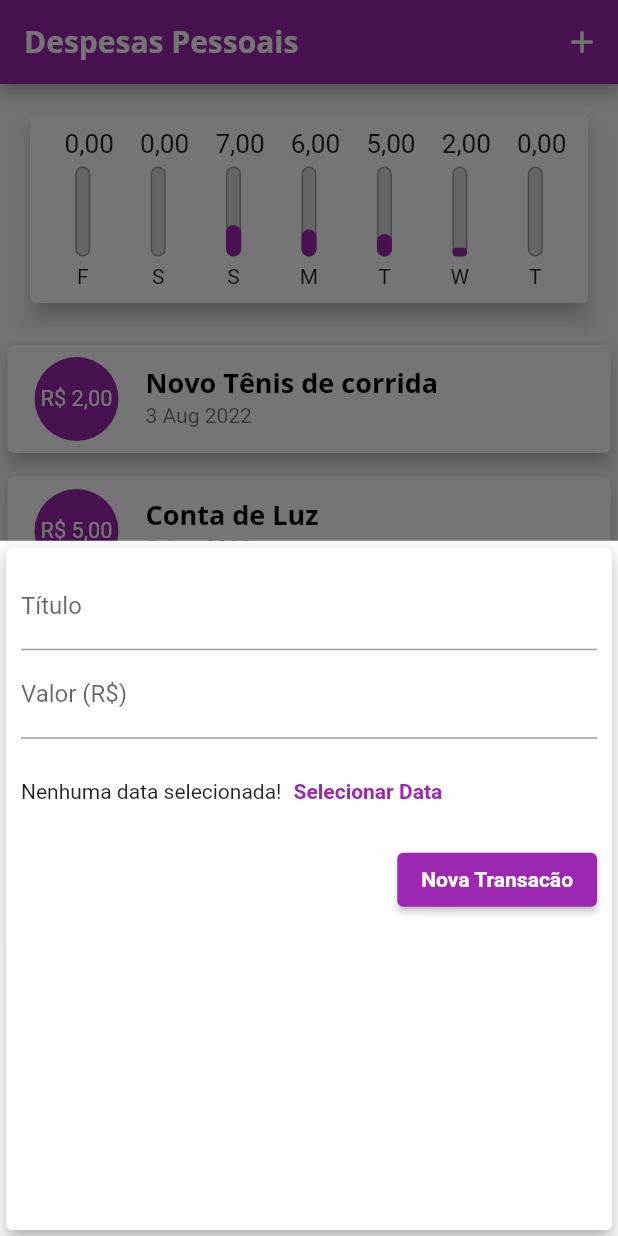
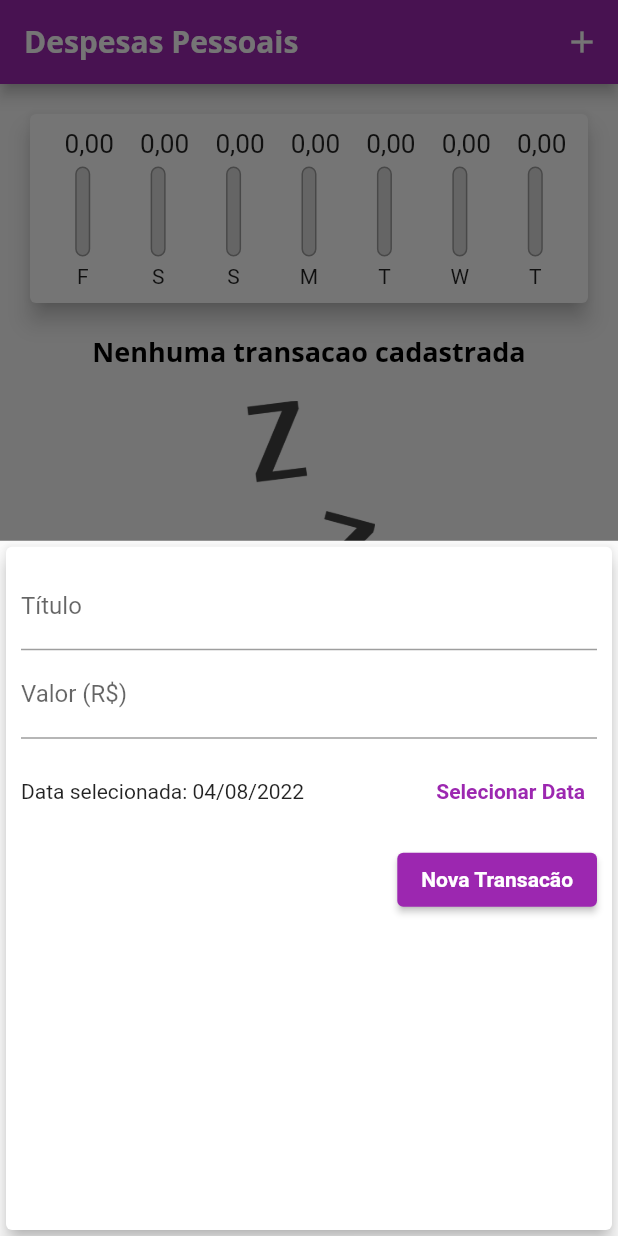
Before and after one commit to codedemonbr/expenses-flutter, a Flutter app: the screen it shows after launch, after a tap on the "add" icon, on a phone screen of 412 x 824 dp. Run offline on Flutter 3.47's test engine with Material 2 defaults, Android fonts, the phone set to English and light mode, and no system bars.

Commit message:
133.transacao com Data

```diff
--- a/lib/components/chart.dart
+++ b/lib/components/chart.dart
@@ -54,7 +54,7 @@ class Chart extends StatelessWidget {
               child: ChartBar(
                 label: tr['day'].toString(),
                 value: value,
-                percentage: value / _weekTotalValue,
+                percentage: _weekTotalValue == 0 ? 0 : value / _weekTotalValue,
               ),
             );
           }).toList(),
--- a/lib/components/transaction_form.dart
+++ b/lib/components/transaction_form.dart
@@ -1,7 +1,8 @@
 import 'package:flutter/material.dart';
+import 'package:intl/intl.dart';
 
 class TransactionForm extends StatefulWidget {
-  final void Function(String, double) onSubmit;
+  final void Function(String, double, DateTime) onSubmit;
 
   TransactionForm(this.onSubmit, {Key? key}) : super(key: key);
 
@@ -10,19 +11,37 @@ class TransactionForm extends StatefulWidget {
 }
 
 class _TransactionFormState extends State<TransactionForm> {
-  final titleController = TextEditingController();
+  final _titleController = TextEditingController();
 
-  final valueController = TextEditingController();
+  final _valueController = TextEditingController();
+  DateTime _selectedDate = DateTime.now();
 
   _submitForm() {
-    final title = titleController.text;
-    final value = double.tryParse(valueController.text) ?? 0.0;
+    final title = _titleController.text;
+    final value = double.tryParse(_valueController.text) ?? 0.0;
 
-    if (title.isEmpty || value <= 0) {
+    if (title.isEmpty || value <= 0 ) {
       return;
     }
 
-    widget.onSubmit(title, value);
+    widget.onSubmit(title, value, _selectedDate);
+  }
+
+  _showDatePicker() {
+    showDatePicker(
+      context: context,
+      firstDate: DateTime(2022),
+      initialDate: DateTime.now(),
+      lastDate: DateTime.now(),
+    ).then((pickedDate) {
+      if (pickedDate == null) {
+        return;
+      }
+
+      setState(() {
+        _selectedDate = pickedDate;
+      });
+    });
   }
 
   @override
@@ -34,14 +53,14 @@ class _TransactionFormState extends State<TransactionForm> {
         child: Column(
           children: [
             TextField(
-              controller: titleController,
+              controller: _titleController,
               onSubmitted: (_) => _submitForm(),
               decoration: const InputDecoration(
                 labelText: 'Título',
               ),
             ),
             TextField(
-              controller: valueController,
+              controller: _valueController,
               keyboardType:
                   const TextInputType.numberWithOptions(decimal: true),
               onSubmitted: (_) => _submitForm(),
@@ -53,11 +72,13 @@ class _TransactionFormState extends State<TransactionForm> {
               height: 70,
               child: Row(
                 children: [
-                  Text('Nenhuma data selecionada!'),
+                  Expanded(
+                    child: Text(
+                      'Data selecionada: ${DateFormat('dd/MM/y').format(_selectedDate)}',
+                    ),
+                  ),
                   TextButton(
-                    onPressed: () {
-                      print('Ahow!');
-                    },
+                    onPressed: _showDatePicker,
                     child: const Text(
                       'Selecionar Data',
                       style: TextStyle(
--- a/lib/main.dart
+++ b/lib/main.dart
@@ -50,38 +50,7 @@ class MyHomePage extends StatefulWidget {
 }
 
 class _MyHomePageState extends State<MyHomePage> {
-  final List<Transaction> _transactions = [
-    Transaction(
-      id: 't1',
-      title: 'Novo Tênis de corrida',
-      value: 2,
-      date: DateTime.now().subtract(Duration(days: 1)),
-    ),
-    Transaction(
-      id: 't2',
-      title: 'Conta de Luz',
-      value: 5,
-      date: DateTime.now().subtract(Duration(days: 2)),
-    ),
-    Transaction(
-      id: 't3',
-      title: 'Conta de internet',
-      value: 6,
-      date: DateTime.now().subtract(Duration(days: 3)),
-    ),
-    Transaction(
-      id: 't4',
-      title: 'Conta de agua',
-      value: 7,
-      date: DateTime.now().subtract(Duration(days: 4)),
-    ),
-    Transaction(
-      id: 't5',
-      title: 'Conta de agua',
-      value: 9,
-      date: DateTime.now().subtract(Duration(days: 33)),
-    ),
-  ];
+  final List<Transaction> _transactions = [];
 
   List<Transaction> get _recentTransactions {
     return _transactions.where((tr) {
@@ -91,12 +60,12 @@ class _MyHomePageState extends State<MyHomePage> {
     }).toList();
   }
 
-  _addTransaction(String title, double value) {
+  _addTransaction(String title, double value, DateTime date) {
     final newTransaction = Transaction(
       id: Random().nextDouble().toString(),
       title: title,
       value: value,
-      date: DateTime.now(),
+      date: date,
     );
 
     setState(() {
```
